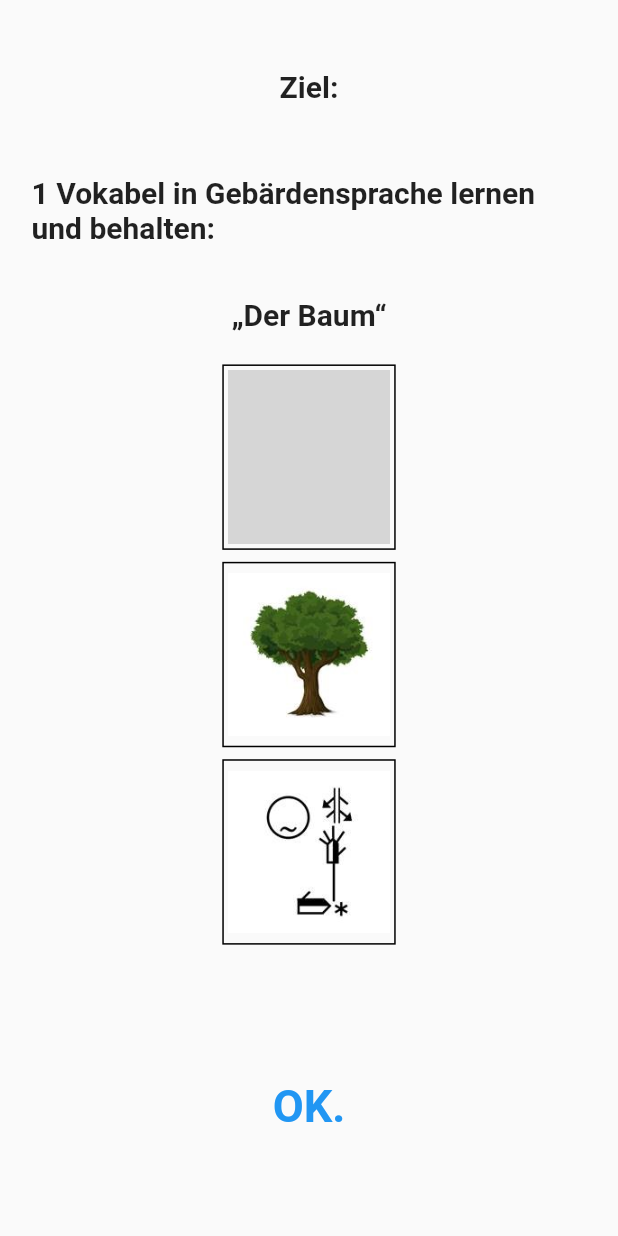
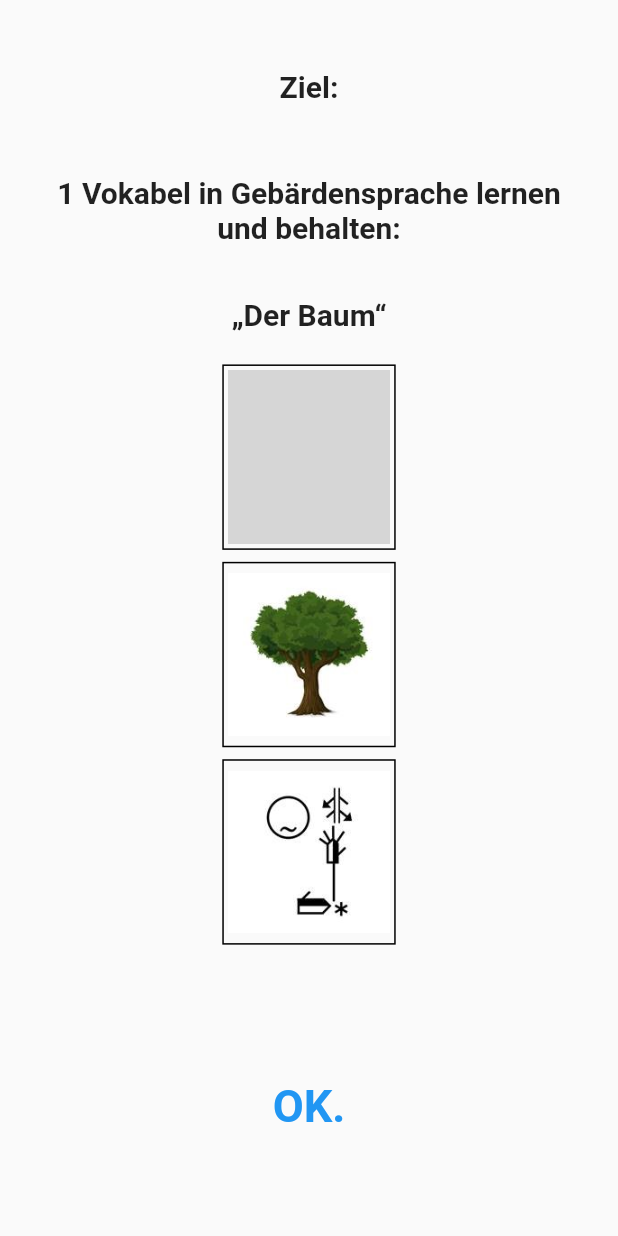
Before and after one commit to YoungTalents/Das-Spiel-ohne-Worte, a Flutter app: the screen it shows after launch, on a phone screen of 412 x 824 dp. Run offline on Flutter 3.47's test engine with Material 2 defaults, Android fonts, the phone set to English and light mode, and no system bars; drawn by our look-alikes of video_player; our stand-ins replace carousel_slider, shared_preferences, toast; generated files the repository leaves out were written again; network calls fail; grey boxes are pictures that could not be loaded.

Commit message:
minor ui change

```diff
--- a/lib/pages/intro.dart
+++ b/lib/pages/intro.dart
@@ -130,7 +130,7 @@
         ];
 
         return getSlide( Container(height: wHeight * 0.7, child: Column(mainAxisAlignment: MainAxisAlignment.start, children: [
-            Container(height: wHeight * 0.1, child:Center(child:Text(AppLocalizations.of(context).introductionText, style: TextStyle(fontSize: 20, fontWeight: FontWeight.bold)))),
+            Container(height: wHeight * 0.1, child:Center(child:Text(AppLocalizations.of(context).introductionText, textAlign: TextAlign.center, style: TextStyle(fontSize: 20, fontWeight: FontWeight.bold)))),
             Container(height: wHeight * 0.07, child:Center(child:Text(AppLocalizations.of(context).introductionWord, style: TextStyle(fontSize: 20, fontWeight: FontWeight.bold)))),
             Container(width: wHeight * 0.15, height: wHeight * 0.53,
               child:ListView(
```
